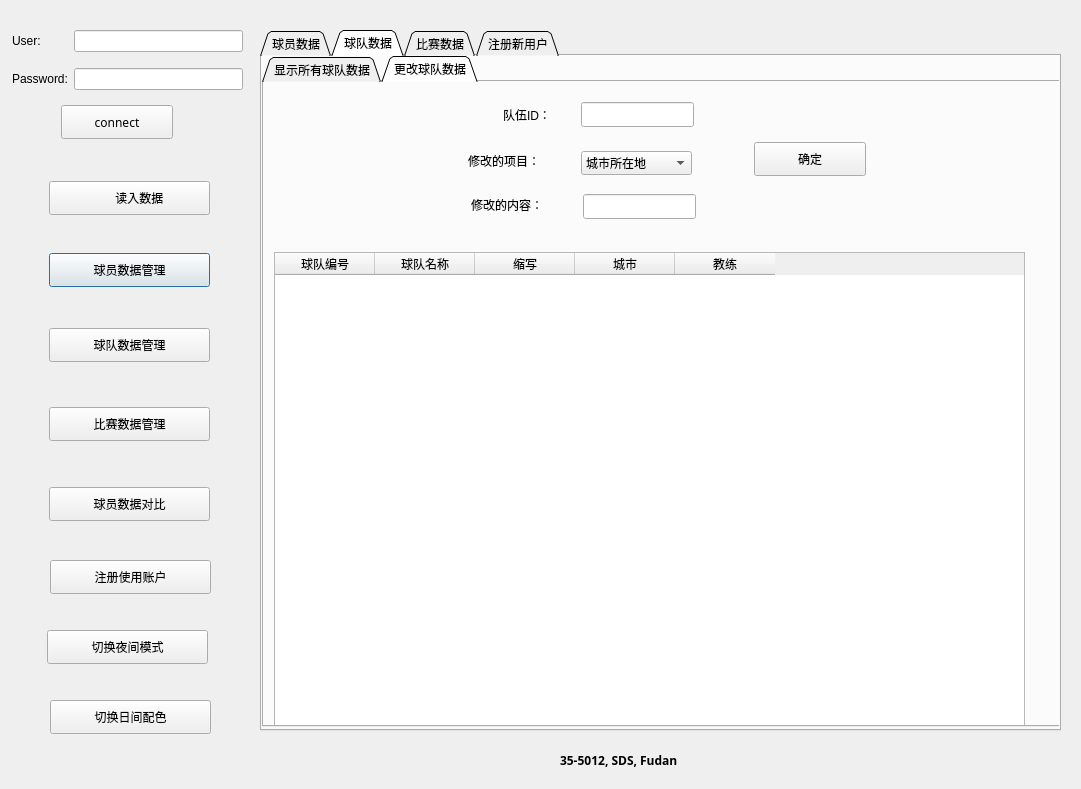
This is venv/main.ui in pickerxxr/Database_project_5012 as Qt 5 draws it before an edit. The edited form follows.
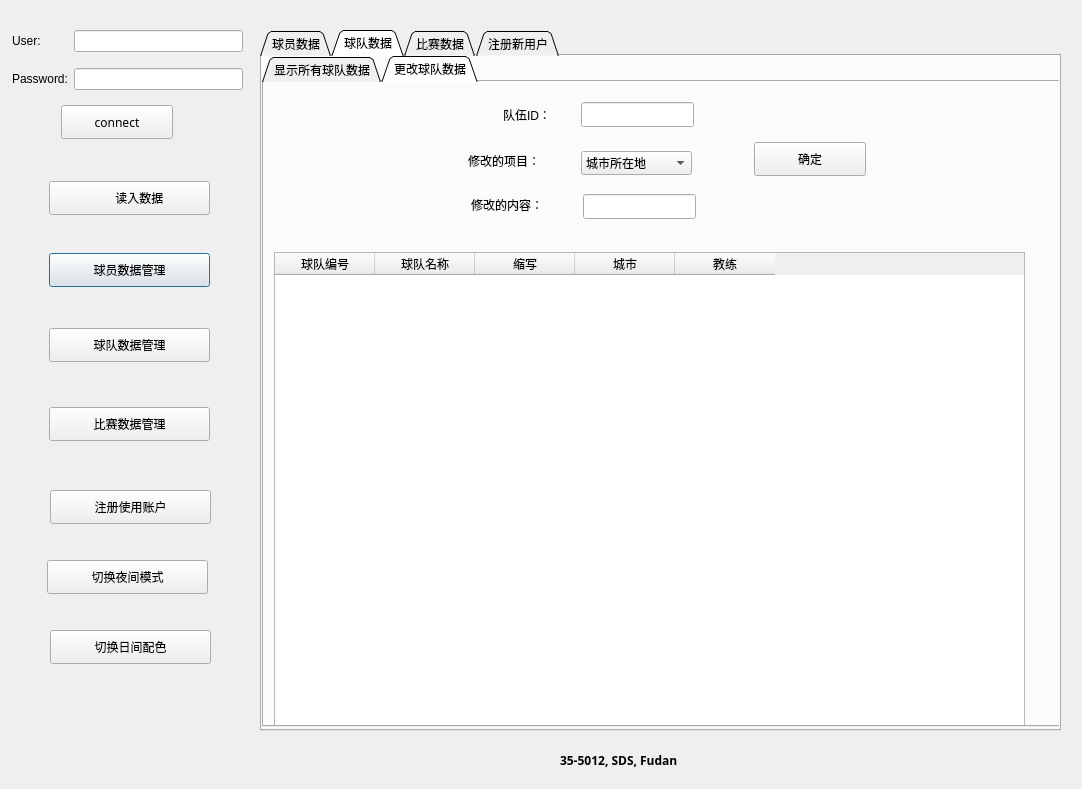
This is the edited form. Icons and pictures are not drawn.

```diff
--- a/venv/main.ui
+++ b/venv/main.ui
@@ -6,7 +6,7 @@
    <rect>
     <x>0</x>
     <y>0</y>
-    <width>1081</width>
+    <width>1082</width>
     <height>789</height>
    </rect>
   </property>
@@ -41,34 +41,6 @@
     </size>
    </property>
   </widget>
-  <widget class="QPushButton" name="player_compare_button">
-   <property name="geometry">
-    <rect>
-     <x>49</x>
-     <y>487</y>
-     <width>161</width>
-     <height>34</height>
-    </rect>
-   </property>
-   <property name="font">
-    <font>
-     <family>Microsoft JhengHei UI</family>
-    </font>
-   </property>
-   <property name="text">
-    <string>球员数据对比</string>
-   </property>
-   <property name="icon">
-    <iconset resource="icons.qrc">
-     <normaloff>:/icons/compare.png</normaloff>:/icons/compare.png</iconset>
-   </property>
-   <property name="iconSize">
-    <size>
-     <width>30</width>
-     <height>30</height>
-    </size>
-   </property>
-  </widget>
   <widget class="QPushButton" name="games_button">
    <property name="geometry">
     <rect>
@@ -1603,7 +1575,7 @@
    <property name="geometry">
     <rect>
      <x>50</x>
-     <y>560</y>
+     <y>490</y>
      <width>161</width>
      <height>34</height>
     </rect>
@@ -1626,7 +1598,7 @@
    <property name="geometry">
     <rect>
      <x>47</x>
-     <y>630</y>
+     <y>560</y>
      <width>161</width>
      <height>34</height>
     </rect>
@@ -1643,7 +1615,7 @@
    <property name="geometry">
     <rect>
      <x>50</x>
-     <y>700</y>
+     <y>630</y>
      <width>161</width>
      <height>34</height>
     </rect>
```
